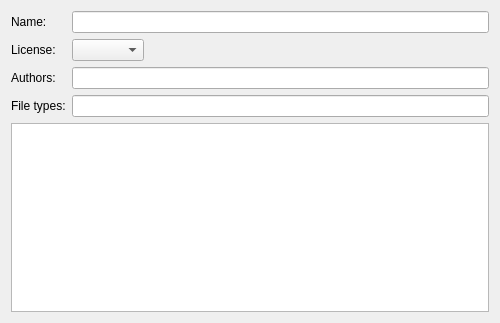
First picture: the form in plugins/snippet/editrepository.ui, repository KDE/kdevelop, before the edit.
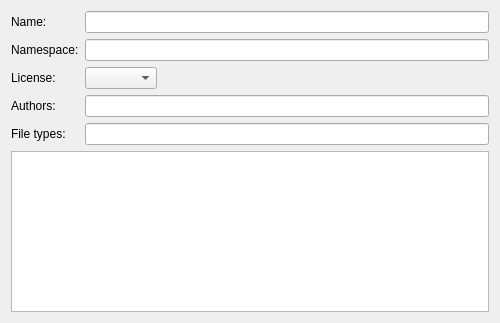
Second picture: the form after the edit. Custom widgets are drawn as their Qt base class.

Commit message:
make it possbile to assign code completion namespaces to snippet repositories
requires commit from 1.0 to be merged

Diff of the .ui file:
```diff
--- a/plugins/snippet/editrepository.ui
+++ b/plugins/snippet/editrepository.ui
@@ -34,37 +34,37 @@
      </property>
     </widget>
    </item>
-   <item row="1" column="0">
+   <item row="2" column="0">
     <widget class="QLabel" name="repoLicenseLabel">
      <property name="text">
       <string>License:</string>
      </property>
     </widget>
    </item>
-   <item row="1" column="1">
+   <item row="2" column="1">
     <widget class="QComboBox" name="repoLicenseEdit"/>
    </item>
-   <item row="2" column="0">
+   <item row="3" column="0">
     <widget class="QLabel" name="repoAuthorsLabel">
      <property name="text">
       <string>Authors:</string>
      </property>
     </widget>
    </item>
-   <item row="2" column="1">
+   <item row="3" column="1">
     <widget class="KLineEdit" name="repoAuthorsEdit"/>
    </item>
-   <item row="3" column="0">
+   <item row="4" column="0">
     <widget class="QLabel" name="repoFileTypesLabel">
      <property name="text">
       <string>File types:</string>
      </property>
     </widget>
    </item>
-   <item row="4" column="0" colspan="2">
+   <item row="5" column="0" colspan="2">
     <widget class="QListWidget" name="repoFileTypesList"/>
    </item>
-   <item row="3" column="1">
+   <item row="4" column="1">
     <widget class="KLineEdit" name="repoFileTypesEdit">
      <property name="readOnly">
       <bool>true</bool>
@@ -74,6 +74,21 @@
      </property>
     </widget>
    </item>
+   <item row="1" column="1">
+    <widget class="KLineEdit" name="repoNamespaceEdit">
+     <property name="toolTip">
+      <string>&lt;p&gt;If non-empty this will be used as a prefix for all snippets in this repository during code completion.&lt;/p&gt;
+&lt;p&gt;&lt;b&gt;Note:&lt;/b&gt; No spaces allowed.&lt;/p&gt;</string>
+     </property>
+    </widget>
+   </item>
+   <item row="1" column="0">
+    <widget class="QLabel" name="repoNamespaceLabel">
+     <property name="text">
+      <string>Namespace:</string>
+     </property>
+    </widget>
+   </item>
   </layout>
  </widget>
  <customwidgets>
```
The commit also changes 7 other files.
